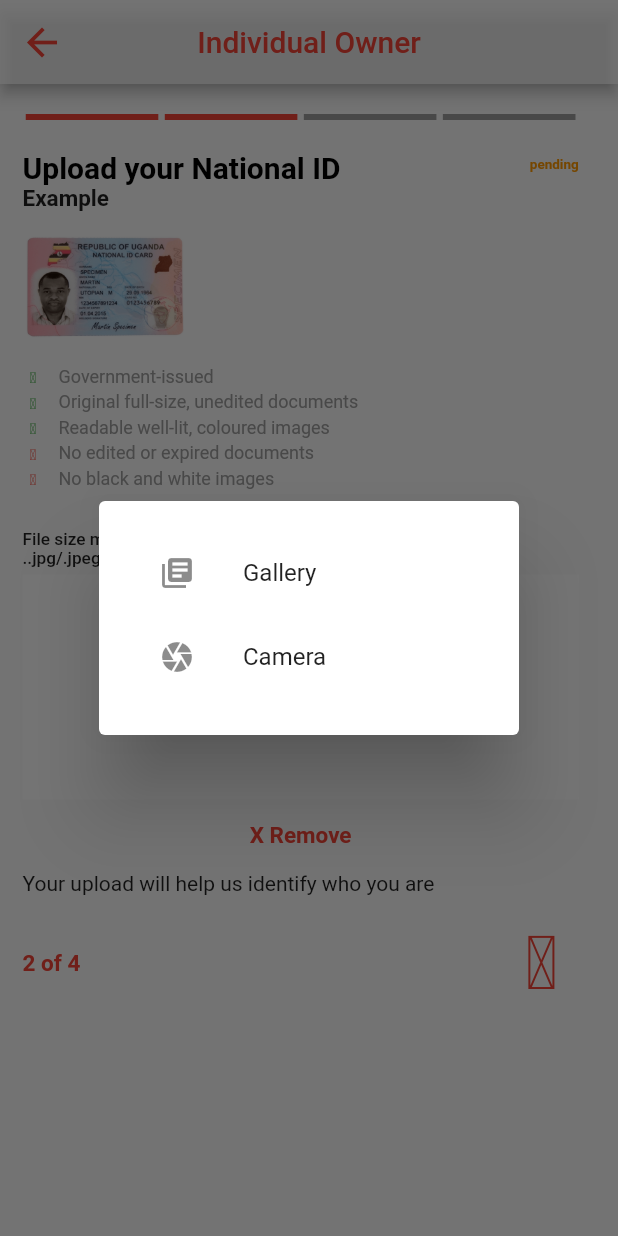
After one commit to wampet/CHAPCHAP-KYC-frontend, a Flutter app: the FrontIndividual_National_id screen opened by its route, after a tap on "Front of document", on a phone screen of 412 x 824 dp. The commit adds this screen. Run offline on Flutter 3.47's test engine with Material 2 defaults, Android fonts, the light colour scheme and no system bars; drawn by our look-alikes of step_progress_indicator; our stand-ins replace dotted_border, image_picker, permission_handler, sizer; project files that could hold a hidden picture were left out.

Commit message:
Added back n front NationalID pages

```diff
--- a/lib/main.dart
+++ b/lib/main.dart
@@ -1,14 +1,16 @@
+import 'package:chapchap_kyc_frontend/pages/Back_individual_nationalid.dart';
+import 'package:chapchap_kyc_frontend/pages/Back_registered_nationalid.dart';
 import 'package:chapchap_kyc_frontend/pages/business_location.dart';
 import 'package:chapchap_kyc_frontend/pages/cards_page.dart';
 import 'package:chapchap_kyc_frontend/pages/final_page.dart';
 import 'package:chapchap_kyc_frontend/pages/individual_selfie.dart';
-import 'package:chapchap_kyc_frontend/pages/registered_nationalid.dart';
+import 'package:chapchap_kyc_frontend/pages/Front_registered_nationalid.dart';
 import 'package:chapchap_kyc_frontend/pages/splashscreen.dart';
 import 'package:chapchap_kyc_frontend/pages/select_user.dart';
 import 'package:chapchap_kyc_frontend/pages/upload_certificate.dart';
 import 'package:chapchap_kyc_frontend/pages/individual_location.dart';
 import 'package:chapchap_kyc_frontend/pages/upload_selfie.dart';
-import 'package:chapchap_kyc_frontend/pages/individual_nationalid.dart';
+import 'package:chapchap_kyc_frontend/pages/Front_individual_nationalid.dart';
 import 'package:chapchap_kyc_frontend/pages/cards.dart';
 import 'package:chapchap_kyc_frontend/pages/lc1_letter.dart';
 import 'package:chapchap_kyc_frontend/pages/individual_lcletter.dart';
@@ -29,7 +31,9 @@ void main() => runApp(MaterialApp(
         '/individuallocation': (context) => const IndividualLocation(),
         '/businesslocation':(context)=>const BusinessLocation(),
         '/businessselfie': (context) => const BusinessSelfie(),
-        '/individualNationalId': (context) => const National_id(),
-        '/registeredNationalId': (context) => const RegisteredNationalID(),
+        '/FrontindividualNationalId': (context) => const FrontIndividual_National_id(),
+        '/BackindividualNationalId': (context) => const BackIndividual_National_id(),
+        '/FrontregisteredNationalId': (context) => const Front_RegisteredNationalID(),
+        '/BackregisteredNationalId': (context) => const Back_RegisteredNationalID(),
       },
     ));
--- a/lib/pages/individual_nationalid.dart
+++ b/lib/pages/Back_individual_nationalid.dart
@@ -1,6 +1,3 @@
-// ignore: file_names
-// ignore_for_file: prefer_const_constructors, prefer_const_literals_to_create_immutables
-
 import 'package:chapchap_kyc_frontend/kyc_icons_icons.dart';
 import 'package:flutter/material.dart';
 import 'package:flutter/rendering.dart';
@@ -11,14 +8,15 @@ import 'dart:io';
 import 'package:permission_handler/permission_handler.dart';
 import 'package:image_picker/image_picker.dart';
 
-class National_id extends StatefulWidget {
-  const National_id({Key? key}) : super(key: key);
+
+class BackIndividual_National_id extends StatefulWidget {
+  const BackIndividual_National_id({Key? key}) : super(key: key);
 
   @override
-  State<National_id> createState() => _National_idState();
+  State<BackIndividual_National_id> createState() => _BackIndividual_National_idState();
 }
 
-class _National_idState extends  State<National_id> {
+class _BackIndividual_National_idState extends  State<BackIndividual_National_id> {
 
 
   File? _image;
@@ -235,7 +233,7 @@ class _National_idState extends  State<National_id> {
                               Container(
                                   margin:
                                       const EdgeInsets.fromLTRB(0, 5, 0, 0),
-                                  child: Text('Front of document',
+                                  child: Text('Back of document',
                                       style: TextStyle(
                                           fontSize: 13,
                                           color: Colors.grey[900]))),
--- /dev/null
+++ b/lib/pages/Front_individual_nationalid.dart
@@ -0,0 +1,357 @@
+// ignore: file_names
+// ignore_for_file: prefer_const_constructors, prefer_const_literals_to_create_immutables
+
+import 'package:chapchap_kyc_frontend/kyc_icons_icons.dart';
+import 'package:flutter/material.dart';
+import 'package:flutter/rendering.dart';
+import 'package:dotted_border/dotted_border.dart';
+import 'package:sizer/sizer.dart';
+import 'package:step_progress_indicator/step_progress_indicator.dart';
+import 'dart:io';
+import 'package:permission_handler/permission_handler.dart';
+import 'package:image_picker/image_picker.dart';
+
+class FrontIndividual_National_id extends StatefulWidget {
+  const FrontIndividual_National_id({Key? key}) : super(key: key);
+
+  @override
+  State<FrontIndividual_National_id> createState() => _FrontIndividual_National_idState();
+}
+
+class _FrontIndividual_National_idState extends  State<FrontIndividual_National_id> {
+
+
+  File? _image;
+  final ImagePicker _picker = ImagePicker();
+  Future<void> getImage() async {
+    final image = await _picker.pickImage(source: ImageSource.camera);
+
+    if (image != null) {
+      setState(() => _image = File(image.path));
+    }
+    Navigator.pop(context);
+  }
+  @override
+  Widget build(BuildContext context) {
+    return Sizer(builder: (context, orientation, deviceType) {
+      return Scaffold(
+        appBar: AppBar(
+          leading: IconButton(
+            icon: const Icon(Icons.arrow_back),
+            onPressed: () {
+              Navigator.of(context).pop();
+            },
+            color: Colors.red,
+            iconSize: 30,
+          ),
+          backgroundColor: Colors.white70,
+          title: const Text(
+            "Individual Owner",
+            style: TextStyle(color: Colors.red),
+          ),
+          centerTitle: true,
+        ),
+        body: Container(
+            margin: const EdgeInsets.fromLTRB(15.0, 15, 5, 15),
+            width: 90.w,
+            height: 90.h,
+          child: Column(
+            children: <Widget>[
+              Column(
+                crossAxisAlignment: CrossAxisAlignment.start,
+                children: [
+                  Container(
+                    margin: const EdgeInsets.fromLTRB(0, 5, 0, 0),
+                    child: const StepProgressIndicator(
+                        totalSteps: 4,
+                        currentStep: 2,
+                        selectedColor: Colors.red,
+                        unselectedColor: Colors.grey),
+                  ),
+                ],
+              ),
+              Row(
+                mainAxisAlignment: MainAxisAlignment.spaceBetween,
+                children: <Widget>[
+                  Container(
+                  margin: const EdgeInsets.fromLTRB(0, 20, 0, 0),
+                    child: const Text(
+                      'Upload your National ID ',
+                      style: TextStyle(
+                        color: Colors.black,
+                        fontSize: 20,
+                        fontWeight: FontWeight.bold,
+                      ),
+                    ),
+                  ),
+                  Container(
+             margin: const EdgeInsets.fromLTRB(0, 17, 0, 0),
+                    child: const Text(
+                      'pending',
+                      style: TextStyle(
+                        color: Colors.orange,
+                        fontSize: 9,
+                        fontWeight: FontWeight.bold,
+                      ),
+                    ),
+                  ),
+                ],
+              ),
+              Row(
+                children: [
+                  Container(
+                        margin: const EdgeInsets.fromLTRB(0, 0, 0, 0) ,
+                          child: Text('Example',style: TextStyle(fontSize: 15,fontWeight:FontWeight.bold),)
+                      ),
+                ],
+              ),
+              Row(
+
+                children: <Widget>[
+
+                  Container(
+                    margin: const EdgeInsets.fromLTRB(0, 0, 0, 3),
+                    child: Image.asset('assets/kyc_frontid.png',
+                        height: 100, width: 110),
+                  )
+                ],
+              ),
+              Container(
+                margin: const EdgeInsets.fromLTRB(0, 0, 0, 0),
+                child: Column(
+                  children: <Widget>[
+                    Row(children: <Widget>[
+                      Container(
+                        padding: const EdgeInsets.all(2),
+                        child: Icon(
+                          KycIcons.check,
+                          size: 10,
+                          color: Colors.green,
+                        ),
+                      ),
+                      Container(
+                        margin: const EdgeInsets.fromLTRB(10, 0, 0, 3),
+                        child: Text('Government-issued',
+                            style: TextStyle(color: Colors.grey, fontSize:  12)),
+                      ),
+                    ]),
+                    Row(children: <Widget>[
+                      Container(
+                        padding: const EdgeInsets.all(2),
+                        child: Icon(
+                          KycIcons.check,
+                          size: 10,
+                          color: Colors.green,
+                        ),
+                      ),
+                      Container(
+                        margin: const EdgeInsets.fromLTRB(10, 0, 0, 3),
+                        child: Text('Original full-size, unedited documents',
+                            style: TextStyle(color: Colors.grey, fontSize: 12)),
+                      ),
+                    ]),
+                    Row(children: <Widget>[
+                      Container(
+                        padding: const EdgeInsets.all(2),
+                        child: Icon(
+                          KycIcons.check,
+                          size: 10,
+                          color: Colors.green,
+                        ),
+                      ),
+                      Container(
+                        margin: const EdgeInsets.fromLTRB(10, 0, 0, 3),
+                        child: Text('Readable well-lit, coloured images',
+                            style: TextStyle(color: Colors.grey, fontSize:  12)),
+                      ),
+                    ]),
+                    Row(children: <Widget>[
+                      Container(
+                        padding: const EdgeInsets.all(2),
+                        child: Icon(
+                          KycIcons.times,
+                          size: 10,
+                          color: Colors.red,
+                        ),
+                      ),
+                      Container(
+                        margin: const EdgeInsets.fromLTRB(10, 0, 0, 3),
+                        child: Text('No edited or expired documents',
+                            style: TextStyle(color: Colors.grey, fontSize:  12)),
+                      ),
+                    ]),
+                     Row(children: <Widget>[
+                      Container(
+                        padding: const EdgeInsets.all(2),
+                        child: Icon(
+                          KycIcons.times,
+                          size: 10,
+                          color: Colors.red,
+                        ),
+                      ),
+                      Container(
+                        margin: const EdgeInsets.fromLTRB(10, 0, 0, 3),
+                        child: Text('No black and white images',
+                            style: TextStyle(color: Colors.grey, fontSize: 12)),
+                      ),
+                    ]),
+                  ],
+                ),
+              ),
+              SizedBox(height: 3),
+              Row(
+                children: [
+                  Container(
+                      margin: const EdgeInsets.fromLTRB(0, 20, 0, 0),
+                      child: Text(
+                          'File size must be between 10KB and 512KB in \n..jpg/.jpeg/.png format',
+                          style: TextStyle(fontSize: 11.5,fontWeight:FontWeight.w500)),
+
+                  )],
+              ),
+              Column(
+                mainAxisAlignment: MainAxisAlignment.start,
+                crossAxisAlignment: CrossAxisAlignment.stretch,
+                children: <Widget>[
+
+                  SizedBox(
+                    height: 5,
+                  ),
+                  Container(
+                    color: Colors.white,
+                    padding: const EdgeInsets.fromLTRB(80, 50, 80, 50),
+                    //This is where the camera implementaion will take place from
+                    child:_image==null? InkWell(
+                      onTap: openCamera,
+                      child: Align(
+                          alignment: Alignment.center,
+                          child: Column(
+                            children: [
+                              Icon(
+                                KycIcons.id_card,
+                                color: Colors.black,
+                                size: 30,
+                              ),
+                              Container(
+                                  margin:
+                                      const EdgeInsets.fromLTRB(0, 5, 0, 0),
+                                  child: Text('Front of document',
+                                      style: TextStyle(
+                                          fontSize: 13,
+                                          color: Colors.grey[900]))),
+                            ],
+                          )),
+                    ):Container(
+                      height: 75,
+                      width:180,
+                       child: Image.file(_image!,fit: BoxFit.cover
+
+                  )
+                    ),
+                  ),
+                  TextButton(
+                      onPressed: RemoveImage,
+                      child: Text('X Remove',
+                          style: TextStyle(
+                            color: Colors.red,
+                            fontSize: 15,
+                            fontWeight: FontWeight.bold,
+                          ))),
+                          Text('Your upload will help us identify who you are'),
+                ],
+              ),
+              Container(
+                margin: EdgeInsets.fromLTRB(0, 20, 0, 0),
+                child: Row(
+                  mainAxisAlignment: MainAxisAlignment.spaceBetween,
+                  children: [
+                    Container(
+                      // margin: const EdgeInsets.fromLTRB(10, 10, 10, 0),
+                      child: const Text(
+                        '2 of 4',
+                        style: TextStyle(
+                          color: Colors.red,
+                          fontSize: 15,
+                          fontWeight: FontWeight.bold,
+                        ),
+                      ),
+                    ),
+                    Container(
+                        margin: const EdgeInsets.fromLTRB(0, 0, 0, 0),
+                        child: InkWell(
+                          onTap: () {
+                            Navigator.pushNamed(context,'/BackindividualNationalId' );
+
+
+                          },
+                          child: Icon(
+                            KycIcons.navigate_next,
+                            color: Colors.red,
+                            size: 50,
+                          ),
+                        )),
+                  ],
+                ),
+              ),
+
+            ],
+          ),
+        ),
+      );
+    });
+  }
+  Future<void> openCamera() async {
+    var CameraStatus = await Permission.camera;
+    var GalleryStatus = await Permission.storage;
+    //print(CameraStatus);
+    //print(GalleryStatus);
+
+    if (CameraStatus.isGranted != true) {
+      await Permission.camera.request();
+    }
+    if (GalleryStatus.isGranted != true) {
+      Permission.storage.request();
+    }
+    if (await Permission.camera.isGranted) {
+      if (await Permission.storage.isGranted) {
+        ShowPicker(context);
+      }
+    }
+  }
+
+  Future<void> galleryImage() async {
+    final image = await _picker.pickImage(source: ImageSource.gallery);
+    if (image != null) {
+      setState(() => _image = File(image.path));
+    }
+    Navigator.pop(context);
+  }
+
+  void RemoveImage() {
+    setState(() {
+      _image = null;
+    });
+  }
+
+  void ShowPicker(content) {
+    showDialog(
+        context: context,
+        builder: (BuildContext bc) {
+          return AlertDialog(
+            content: Column(
+              mainAxisSize: MainAxisSize.min,
+              children: [
+                ListTile(
+                    leading: Icon(Icons.library_books),
+                    title: Text('Gallery'),
+                    onTap: galleryImage),
+                ListTile(
+                    leading: Icon(Icons.camera),
+                    title: Text('Camera'),
+                    onTap: getImage)
+              ],
+            ),
+          );
+        });
+}
+}
--- a/lib/pages/registered_nationalid.dart
+++ b/lib/pages/Front_registered_nationalid.dart
@@ -10,14 +10,14 @@ import 'package:permission_handler/permission_handler.dart';
 import 'package:image_picker/image_picker.dart';
 import 'package:sizer/sizer.dart';
 
-class RegisteredNationalID extends StatefulWidget {
-  const RegisteredNationalID({Key? key}) : super(key: key);
+class Front_RegisteredNationalID extends StatefulWidget {
+  const Front_RegisteredNationalID({Key? key}) : super(key: key);
 
   @override
-  State<RegisteredNationalID> createState() => _RegisteredNationalIDState();
+  State<Front_RegisteredNationalID> createState() => _Front_RegisteredNationalIDState();
 }
 
-class _RegisteredNationalIDState extends State<RegisteredNationalID> {
+class _Front_RegisteredNationalIDState extends State<Front_RegisteredNationalID> {
   File? _image;
   final ImagePicker _picker = ImagePicker();
   Future<void> getImage() async {
@@ -269,7 +269,7 @@ class _RegisteredNationalIDState extends State<RegisteredNationalID> {
                     ),
                     InkWell(
                       onTap: () {
-                        Navigator.pushNamed(context, '/Lcletter');
+                        Navigator.pushNamed(context, '/BackregisteredNationalId');
                       },
                       child: Icon(
                         KycIcons.navigate_next,
--- a/lib/pages/individual_selfie.dart
+++ b/lib/pages/individual_selfie.dart
@@ -249,7 +249,7 @@ class _SelfieUploadState extends State<SelfieUpload> {
                         child: InkWell(
                           onTap: () {
                             Navigator.pushNamed(
-                                context, '/individualNationalId');
+                                context, '/FrontindividualNationalId');
                           },
                           child: Icon(
                             KycIcons.navigate_next,
--- a/lib/pages/upload_selfie.dart
+++ b/lib/pages/upload_selfie.dart
@@ -248,7 +248,7 @@ class _BusinessSelfieState extends State<BusinessSelfie>  {
                         child: InkWell(
                           onTap: () {
                             Navigator.pushNamed(
-                                context, '/registeredNationalId');
+                                context, '/FrontregisteredNationalId');
                           },
                           child: Icon(
                             KycIcons.navigate_next,
```
Also changed, not shown: lib/pages/Back_registered_nationalid.dart (added, +342 -0 lines).
